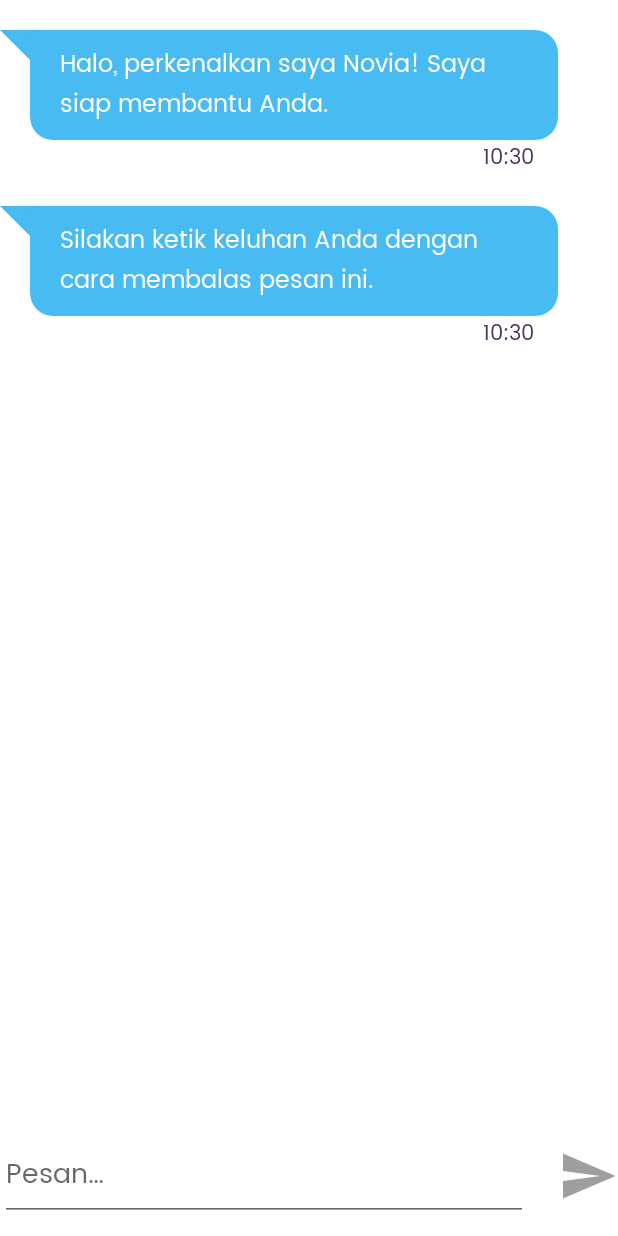
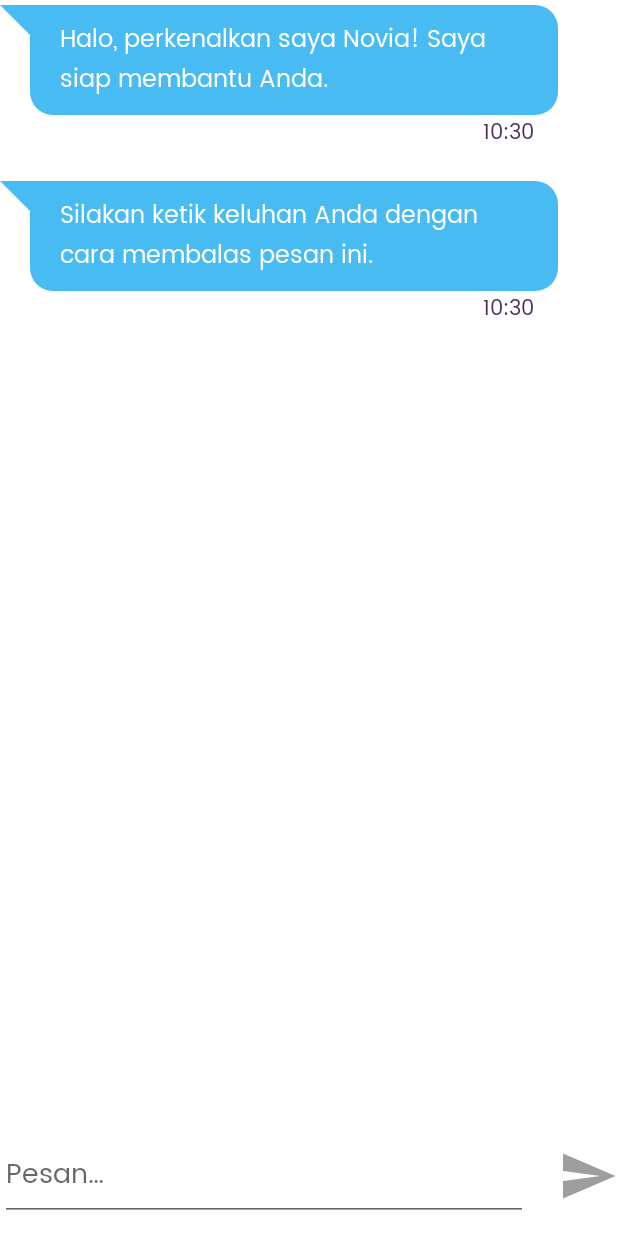
Before and after one commit to Novia-No-Violence-App-Report/app-novia, an Android app: the fragment ChatFragment shown on its own in the app's theme, on a phone screen of 412 x 824 dp. Run offline under Robolectric (Android 15) with nearby library versions, the phone set to English and light mode, and no system bars; our stand-ins replace Firebase (no records; nobody signed in at launch, a user with empty details on screens opened directly), Room's generated code.

Commit message:
Finish layout

```diff
--- a/app/src/main/res/layout/fragment_chatbot.xml
+++ b/app/src/main/res/layout/fragment_chatbot.xml
@@ -7,7 +7,7 @@
     tools:context=".ui.chatbot.ChatFragment" >
 
     <androidx.recyclerview.widget.RecyclerView
-        android:layout_marginTop="20dp"
+        android:layout_marginTop="3dp"
         android:id="@+id/rv_chatbot"
         android:layout_width="match_parent"
         android:layout_height="match_parent"
```
